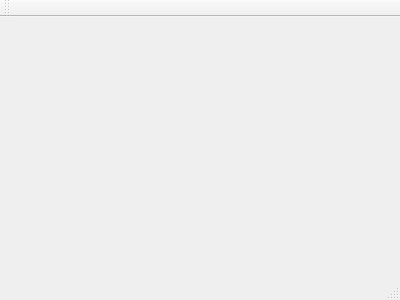
Qt form Robot_GUI/robot.ui (StephenAlexanderLee/UEIL_Kinova_JACOv2) before a commit.
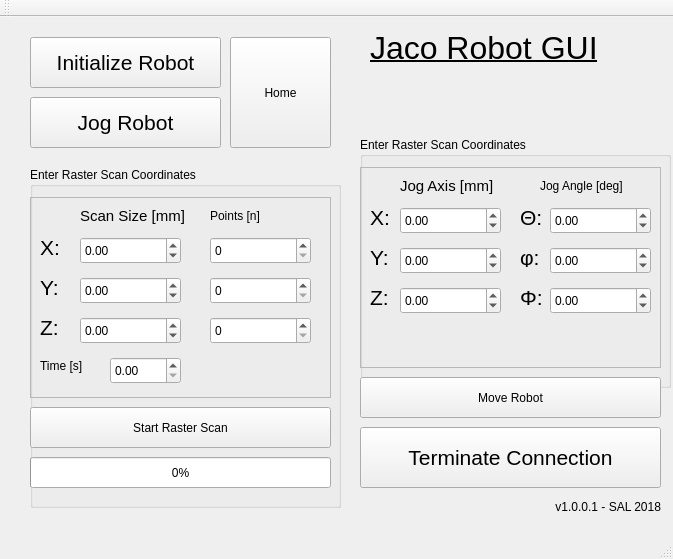
The same form after that commit.

The edit to the form file:
```diff
--- a/Robot_GUI/robot.ui
+++ b/Robot_GUI/robot.ui
@@ -1,24 +1,741 @@
 <ui version="4.0">
  <class>robot</class>
- <widget class="QMainWindow" name="robot" >
-  <property name="geometry" >
+ <widget class="QMainWindow" name="robot">
+  <property name="geometry">
    <rect>
     <x>0</x>
     <y>0</y>
-    <width>400</width>
-    <height>300</height>
+    <width>673</width>
+    <height>559</height>
    </rect>
   </property>
   <property name="windowTitle" >
    <string>robot</string>
   </property>
-  <widget class="QMenuBar" name="menuBar" />
-  <widget class="QToolBar" name="mainToolBar" />
-  <widget class="QWidget" name="centralWidget" />
-  <widget class="QStatusBar" name="statusBar" />
+  <widget class="QWidget" name="centralWidget">
+   <widget class="QPushButton" name="jog">
+    <property name="geometry">
+     <rect>
+      <x>30</x>
+      <y>80</y>
+      <width>191</width>
+      <height>51</height>
+     </rect>
+    </property>
+    <property name="font">
+     <font>
+      <pointsize>16</pointsize>
+     </font>
+    </property>
+    <property name="text">
+     <string>Jog Robot</string>
+    </property>
+    <property name="checkable">
+     <bool>true</bool>
+    </property>
+   </widget>
+   <widget class="QPushButton" name="terminate">
+    <property name="geometry">
+     <rect>
+      <x>360</x>
+      <y>410</y>
+      <width>301</width>
+      <height>61</height>
+     </rect>
+    </property>
+    <property name="font">
+     <font>
+      <pointsize>16</pointsize>
+     </font>
+    </property>
+    <property name="text">
+     <string>Terminate Connection</string>
+    </property>
+   </widget>
+   <widget class="QPushButton" name="initialize">
+    <property name="geometry">
+     <rect>
+      <x>30</x>
+      <y>20</y>
+      <width>191</width>
+      <height>51</height>
+     </rect>
+    </property>
+    <property name="font">
+     <font>
+      <pointsize>16</pointsize>
+     </font>
+    </property>
+    <property name="text">
+     <string>Initialize Robot</string>
+    </property>
+   </widget>
+   <widget class="QGroupBox" name="groupBox">
+    <property name="geometry">
+     <rect>
+      <x>30</x>
+      <y>150</y>
+      <width>311</width>
+      <height>341</height>
+     </rect>
+    </property>
+    <property name="title">
+     <string>Enter Raster Scan Coordinates</string>
+    </property>
+    <widget class="QFrame" name="frame_3">
+     <property name="geometry">
+      <rect>
+       <x>0</x>
+       <y>30</y>
+       <width>301</width>
+       <height>201</height>
+      </rect>
+     </property>
+     <property name="frameShape">
+      <enum>QFrame::StyledPanel</enum>
+     </property>
+     <property name="frameShadow">
+      <enum>QFrame::Raised</enum>
+     </property>
+     <widget class="QDoubleSpinBox" name="x_size">
+      <property name="geometry">
+       <rect>
+        <x>50</x>
+        <y>40</y>
+        <width>101</width>
+        <height>27</height>
+       </rect>
+      </property>
+      <property name="minimum">
+       <double>-1000.000000000000000</double>
+      </property>
+      <property name="maximum">
+       <double>1000.000000000000000</double>
+      </property>
+      <property name="singleStep">
+       <double>0.500000000000000</double>
+      </property>
+      <property name="value">
+       <double>0.000000000000000</double>
+      </property>
+     </widget>
+     <widget class="QDoubleSpinBox" name="y_size">
+      <property name="geometry">
+       <rect>
+        <x>50</x>
+        <y>80</y>
+        <width>101</width>
+        <height>27</height>
+       </rect>
+      </property>
+      <property name="minimum">
+       <double>-1000.000000000000000</double>
+      </property>
+      <property name="maximum">
+       <double>1000.000000000000000</double>
+      </property>
+      <property name="singleStep">
+       <double>0.500000000000000</double>
+      </property>
+     </widget>
+     <widget class="QDoubleSpinBox" name="z_size">
+      <property name="geometry">
+       <rect>
+        <x>50</x>
+        <y>120</y>
+        <width>101</width>
+        <height>27</height>
+       </rect>
+      </property>
+      <property name="minimum">
+       <double>-1000.000000000000000</double>
+      </property>
+      <property name="maximum">
+       <double>1000.000000000000000</double>
+      </property>
+      <property name="singleStep">
+       <double>0.500000000000000</double>
+      </property>
+     </widget>
+     <widget class="QLabel" name="label_8">
+      <property name="geometry">
+       <rect>
+        <x>10</x>
+        <y>40</y>
+        <width>41</width>
+        <height>20</height>
+       </rect>
+      </property>
+      <property name="font">
+       <font>
+        <pointsize>16</pointsize>
+       </font>
+      </property>
+      <property name="text">
+       <string>X:</string>
+      </property>
+     </widget>
+     <widget class="QLabel" name="label_14">
+      <property name="geometry">
+       <rect>
+        <x>50</x>
+        <y>10</y>
+        <width>151</width>
+        <height>17</height>
+       </rect>
+      </property>
+      <property name="font">
+       <font>
+        <pointsize>11</pointsize>
+       </font>
+      </property>
+      <property name="text">
+       <string>Scan Size [mm]</string>
+      </property>
+     </widget>
+     <widget class="QLabel" name="label_15">
+      <property name="geometry">
+       <rect>
+        <x>180</x>
+        <y>10</y>
+        <width>111</width>
+        <height>17</height>
+       </rect>
+      </property>
+      <property name="text">
+       <string>Points [n]</string>
+      </property>
+     </widget>
+     <widget class="QDoubleSpinBox" name="x_step">
+      <property name="geometry">
+       <rect>
+        <x>180</x>
+        <y>40</y>
+        <width>101</width>
+        <height>27</height>
+       </rect>
+      </property>
+      <property name="decimals">
+       <number>0</number>
+      </property>
+      <property name="minimum">
+       <double>0.000000000000000</double>
+      </property>
+      <property name="maximum">
+       <double>100.000000000000000</double>
+      </property>
+      <property name="singleStep">
+       <double>1.000000000000000</double>
+      </property>
+      <property name="value">
+       <double>0.000000000000000</double>
+      </property>
+     </widget>
+     <widget class="QDoubleSpinBox" name="y_step">
+      <property name="geometry">
+       <rect>
+        <x>180</x>
+        <y>80</y>
+        <width>101</width>
+        <height>27</height>
+       </rect>
+      </property>
+      <property name="decimals">
+       <number>0</number>
+      </property>
+      <property name="minimum">
+       <double>0.000000000000000</double>
+      </property>
+      <property name="maximum">
+       <double>100.000000000000000</double>
+      </property>
+      <property name="singleStep">
+       <double>1.000000000000000</double>
+      </property>
+     </widget>
+     <widget class="QDoubleSpinBox" name="z_step">
+      <property name="geometry">
+       <rect>
+        <x>180</x>
+        <y>120</y>
+        <width>101</width>
+        <height>27</height>
+       </rect>
+      </property>
+      <property name="decimals">
+       <number>0</number>
+      </property>
+      <property name="minimum">
+       <double>0.000000000000000</double>
+      </property>
+      <property name="maximum">
+       <double>100.000000000000000</double>
+      </property>
+      <property name="singleStep">
+       <double>1.000000000000000</double>
+      </property>
+     </widget>
+     <widget class="QLabel" name="label_16">
+      <property name="geometry">
+       <rect>
+        <x>10</x>
+        <y>80</y>
+        <width>41</width>
+        <height>20</height>
+       </rect>
+      </property>
+      <property name="font">
+       <font>
+        <pointsize>16</pointsize>
+       </font>
+      </property>
+      <property name="text">
+       <string>Y:</string>
+      </property>
+     </widget>
+     <widget class="QLabel" name="label_17">
+      <property name="geometry">
+       <rect>
+        <x>10</x>
+        <y>120</y>
+        <width>41</width>
+        <height>20</height>
+       </rect>
+      </property>
+      <property name="font">
+       <font>
+        <pointsize>16</pointsize>
+       </font>
+      </property>
+      <property name="text">
+       <string>Z:</string>
+      </property>
+     </widget>
+     <widget class="QDoubleSpinBox" name="time_bt">
+      <property name="geometry">
+       <rect>
+        <x>80</x>
+        <y>160</y>
+        <width>71</width>
+        <height>27</height>
+       </rect>
+      </property>
+      <property name="singleStep">
+       <double>0.500000000000000</double>
+      </property>
+     </widget>
+     <widget class="QLabel" name="label_23">
+      <property name="geometry">
+       <rect>
+        <x>10</x>
+        <y>160</y>
+        <width>67</width>
+        <height>17</height>
+       </rect>
+      </property>
+      <property name="text">
+       <string>Time [s]</string>
+      </property>
+     </widget>
+    </widget>
+    <widget class="QPushButton" name="raster">
+     <property name="geometry">
+      <rect>
+       <x>0</x>
+       <y>240</y>
+       <width>301</width>
+       <height>41</height>
+      </rect>
+     </property>
+     <property name="text">
+      <string>Start Raster Scan</string>
+     </property>
+    </widget>
+    <widget class="QProgressBar" name="progressBar">
+     <property name="geometry">
+      <rect>
+       <x>0</x>
+       <y>290</y>
+       <width>301</width>
+       <height>31</height>
+      </rect>
+     </property>
+     <property name="value">
+      <number>0</number>
+     </property>
+    </widget>
+   </widget>
+   <widget class="QLabel" name="label_18">
+    <property name="geometry">
+     <rect>
+      <x>310</x>
+      <y>480</y>
+      <width>351</width>
+      <height>20</height>
+     </rect>
+    </property>
+    <property name="text">
+     <string>v1.0.0.1 - SAL 2018</string>
+    </property>
+    <property name="alignment">
+     <set>Qt::AlignRight|Qt::AlignTrailing|Qt::AlignVCenter</set>
+    </property>
+   </widget>
+   <widget class="QLabel" name="label">
+    <property name="geometry">
+     <rect>
+      <x>370</x>
+      <y>10</y>
+      <width>281</width>
+      <height>41</height>
+     </rect>
+    </property>
+    <property name="font">
+     <font>
+      <pointsize>24</pointsize>
+      <underline>true</underline>
+     </font>
+    </property>
+    <property name="text">
+     <string>Jaco Robot GUI</string>
+    </property>
+   </widget>
+   <widget class="QGroupBox" name="groupBox_2">
+    <property name="geometry">
+     <rect>
+      <x>360</x>
+      <y>120</y>
+      <width>311</width>
+      <height>251</height>
+     </rect>
+    </property>
+    <property name="title">
+     <string>Enter Raster Scan Coordinates</string>
+    </property>
+    <widget class="QFrame" name="frame_4">
+     <property name="geometry">
+      <rect>
+       <x>0</x>
+       <y>30</y>
+       <width>301</width>
+       <height>201</height>
+      </rect>
+     </property>
+     <property name="frameShape">
+      <enum>QFrame::StyledPanel</enum>
+     </property>
+     <property name="frameShadow">
+      <enum>QFrame::Raised</enum>
+     </property>
+     <widget class="QDoubleSpinBox" name="x_jog">
+      <property name="geometry">
+       <rect>
+        <x>40</x>
+        <y>40</y>
+        <width>101</width>
+        <height>27</height>
+       </rect>
+      </property>
+      <property name="minimum">
+       <double>-1000.000000000000000</double>
+      </property>
+      <property name="maximum">
+       <double>1000.000000000000000</double>
+      </property>
+      <property name="singleStep">
+       <double>0.500000000000000</double>
+      </property>
+      <property name="value">
+       <double>0.000000000000000</double>
+      </property>
+     </widget>
+     <widget class="QDoubleSpinBox" name="y_jog">
+      <property name="geometry">
+       <rect>
+        <x>40</x>
+        <y>80</y>
+        <width>101</width>
+        <height>27</height>
+       </rect>
+      </property>
+      <property name="minimum">
+       <double>-1000.000000000000000</double>
+      </property>
+      <property name="maximum">
+       <double>1000.000000000000000</double>
+      </property>
+      <property name="singleStep">
+       <double>0.500000000000000</double>
+      </property>
+     </widget>
+     <widget class="QDoubleSpinBox" name="z_jog">
+      <property name="geometry">
+       <rect>
+        <x>40</x>
+        <y>120</y>
+        <width>101</width>
+        <height>27</height>
+       </rect>
+      </property>
+      <property name="minimum">
+       <double>-1000.000000000000000</double>
+      </property>
+      <property name="maximum">
+       <double>1000.000000000000000</double>
+      </property>
+      <property name="singleStep">
+       <double>0.500000000000000</double>
+      </property>
+     </widget>
+     <widget class="QLabel" name="label_24">
+      <property name="geometry">
+       <rect>
+        <x>10</x>
+        <y>40</y>
+        <width>41</width>
+        <height>20</height>
+       </rect>
+      </property>
+      <property name="font">
+       <font>
+        <pointsize>16</pointsize>
+       </font>
+      </property>
+      <property name="text">
+       <string>X:</string>
+      </property>
+     </widget>
+     <widget class="QLabel" name="label_25">
+      <property name="geometry">
+       <rect>
+        <x>40</x>
+        <y>10</y>
+        <width>151</width>
+        <height>17</height>
+       </rect>
+      </property>
+      <property name="font">
+       <font>
+        <pointsize>11</pointsize>
+       </font>
+      </property>
+      <property name="text">
+       <string>Jog Axis [mm]</string>
+      </property>
+     </widget>
+     <widget class="QLabel" name="label_26">
+      <property name="geometry">
+       <rect>
+        <x>180</x>
+        <y>10</y>
+        <width>111</width>
+        <height>17</height>
+       </rect>
+      </property>
+      <property name="text">
+       <string>Jog Angle [deg]</string>
+      </property>
+     </widget>
+     <widget class="QDoubleSpinBox" name="theta">
+      <property name="geometry">
+       <rect>
+        <x>190</x>
+        <y>40</y>
+        <width>101</width>
+        <height>27</height>
+       </rect>
+      </property>
+      <property name="minimum">
+       <double>-90.000000000000000</double>
+      </property>
+      <property name="maximum">
+       <double>90.000000000000000</double>
+      </property>
+      <property name="singleStep">
+       <double>1.000000000000000</double>
+      </property>
+      <property name="value">
+       <double>0.000000000000000</double>
+      </property>
+     </widget>
+     <widget class="QDoubleSpinBox" name="phi">
+      <property name="geometry">
+       <rect>
+        <x>190</x>
+        <y>80</y>
+        <width>101</width>
+        <height>27</height>
+       </rect>
+      </property>
+      <property name="minimum">
+       <double>-90.000000000000000</double>
+      </property>
+      <property name="maximum">
+       <double>90.000000000000000</double>
+      </property>
+      <property name="singleStep">
+       <double>1.000000000000000</double>
+      </property>
+     </widget>
+     <widget class="QDoubleSpinBox" name="psi">
+      <property name="geometry">
+       <rect>
+        <x>190</x>
+        <y>120</y>
+        <width>101</width>
+        <height>27</height>
+       </rect>
+      </property>
+      <property name="minimum">
+       <double>-90.000000000000000</double>
+      </property>
+      <property name="maximum">
+       <double>90.000000000000000</double>
+      </property>
+      <property name="singleStep">
+       <double>1.000000000000000</double>
+      </property>
+     </widget>
+     <widget class="QLabel" name="label_27">
+      <property name="geometry">
+       <rect>
+        <x>10</x>
+        <y>80</y>
+        <width>41</width>
+        <height>20</height>
+       </rect>
+      </property>
+      <property name="font">
+       <font>
+        <pointsize>16</pointsize>
+       </font>
+      </property>
+      <property name="text">
+       <string>Y:</string>
+      </property>
+     </widget>
+     <widget class="QLabel" name="label_28">
+      <property name="geometry">
+       <rect>
+        <x>10</x>
+        <y>120</y>
+        <width>41</width>
+        <height>20</height>
+       </rect>
+      </property>
+      <property name="font">
+       <font>
+        <pointsize>16</pointsize>
+       </font>
+      </property>
+      <property name="text">
+       <string>Z:</string>
+      </property>
+     </widget>
+     <widget class="QLabel" name="label_29">
+      <property name="geometry">
+       <rect>
+        <x>160</x>
+        <y>120</y>
+        <width>41</width>
+        <height>20</height>
+       </rect>
+      </property>
+      <property name="font">
+       <font>
+        <pointsize>16</pointsize>
+       </font>
+      </property>
+      <property name="text">
+       <string>Φ:</string>
+      </property>
+     </widget>
+     <widget class="QLabel" name="label_30">
+      <property name="geometry">
+       <rect>
+        <x>160</x>
+        <y>80</y>
+        <width>41</width>
+        <height>20</height>
+       </rect>
+      </property>
+      <property name="font">
+       <font>
+        <pointsize>16</pointsize>
+       </font>
+      </property>
+      <property name="text">
+       <string>φ:</string>
+      </property>
+     </widget>
+     <widget class="QLabel" name="label_31">
+      <property name="geometry">
+       <rect>
+        <x>160</x>
+        <y>40</y>
+        <width>41</width>
+        <height>20</height>
+       </rect>
+      </property>
+      <property name="font">
+       <font>
+        <pointsize>16</pointsize>
+       </font>
+      </property>
+      <property name="text">
+       <string>Θ:</string>
+      </property>
+     </widget>
+    </widget>
+   </widget>
+   <widget class="QPushButton" name="home">
+    <property name="geometry">
+     <rect>
+      <x>230</x>
+      <y>20</y>
+      <width>101</width>
+      <height>111</height>
+     </rect>
+    </property>
+    <property name="text">
+     <string>Home</string>
+    </property>
+   </widget>
+   <widget class="QPushButton" name="move">
+    <property name="geometry">
+     <rect>
+      <x>360</x>
+      <y>360</y>
+      <width>301</width>
+      <height>41</height>
+     </rect>
+    </property>
+    <property name="text">
+     <string>Move Robot</string>
+    </property>
+   </widget>
+  </widget>
+  <widget class="QMenuBar" name="menuBar">
+   <property name="geometry">
+    <rect>
+     <x>0</x>
+     <y>0</y>
+     <width>673</width>
+     <height>23</height>
+    </rect>
+   </property>
+  </widget>
+  <widget class="QToolBar" name="mainToolBar">
+   <attribute name="toolBarArea">
+    <enum>TopToolBarArea</enum>
+   </attribute>
+   <attribute name="toolBarBreak">
+    <bool>false</bool>
+   </attribute>
+  </widget>
+  <widget class="QStatusBar" name="statusBar"/>
  </widget>
- <layoutDefault spacing="6" margin="11" />
- <pixmapfunction></pixmapfunction>
+ <layoutdefault spacing="6" margin="11"/>
  <resources/>
  <connections/>
 </ui>
```
Left out of the diff: 22 changed lines with no effect on the pictures.
